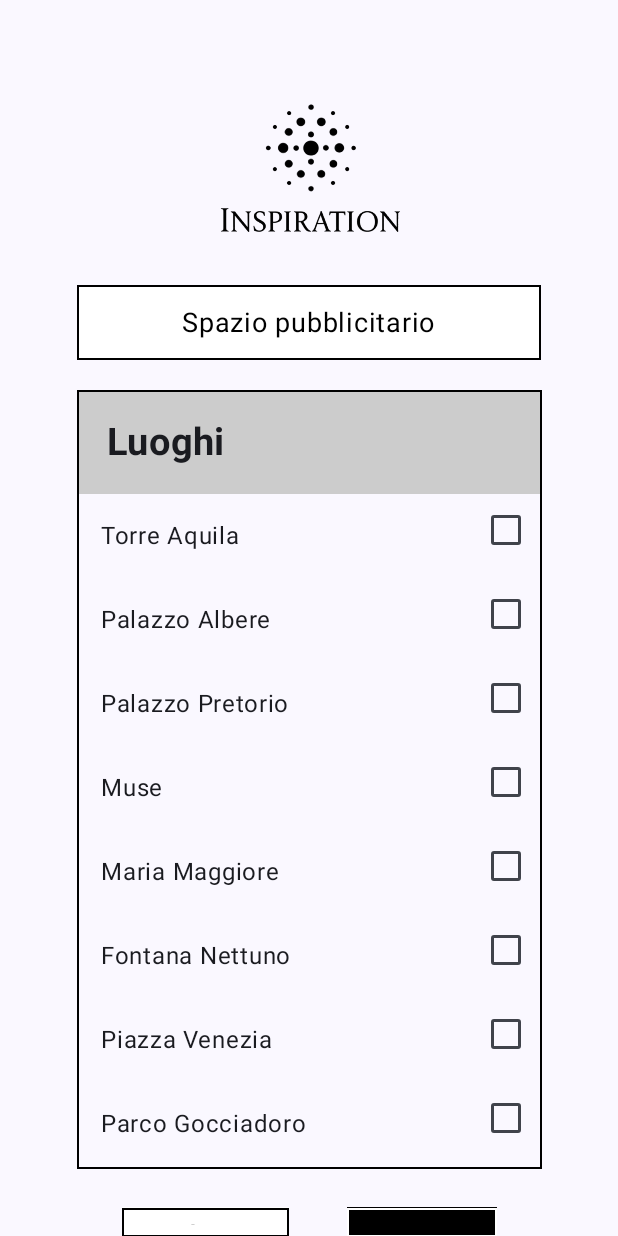
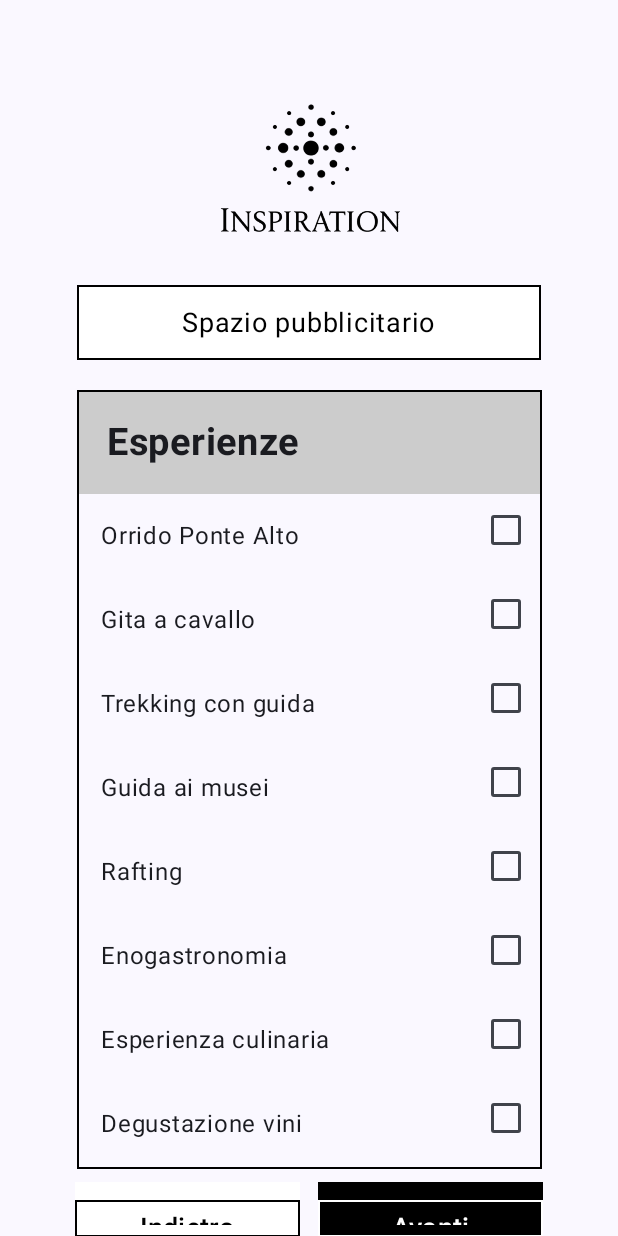
Before and after one commit to AlessioTW/Inspiration, an Android app built with Jetpack Compose: the screen it shows after launch (MainActivity), on a phone screen of 412 x 824 dp. Run offline under Robolectric (Android 15) with nearby library versions, the phone set to English and light mode, and no system bars.

```diff
--- a/app/src/main/java/com/example/inspiration/MainActivity.kt
+++ b/app/src/main/java/com/example/inspiration/MainActivity.kt
@@ -3,10 +3,12 @@ package com.example.inspiration
 import android.annotation.SuppressLint
 import android.graphics.Rect
 import android.graphics.drawable.Icon
+import android.graphics.pdf.models.ListItem
 import android.os.Bundle
 import androidx.activity.ComponentActivity
 import androidx.activity.compose.setContent
 import androidx.activity.enableEdgeToEdge
+import androidx.annotation.DrawableRes
 import androidx.compose.foundation.BorderStroke
 import androidx.compose.foundation.Image
 import androidx.compose.foundation.background
@@ -26,7 +28,9 @@ import androidx.compose.foundation.layout.width
 import androidx.compose.foundation.layout.wrapContentWidth
 import androidx.compose.foundation.lazy.LazyColumn
 import androidx.compose.foundation.lazy.items
+import androidx.compose.foundation.rememberScrollState
 import androidx.compose.foundation.shape.CircleShape
+import androidx.compose.foundation.verticalScroll
 import androidx.compose.material.icons.Icons
 import androidx.compose.material.icons.filled.ArrowDropDown
 import androidx.compose.material3.ButtonDefaults
@@ -45,9 +49,11 @@ import androidx.compose.ui.Alignment
 import androidx.compose.ui.Modifier
 import androidx.compose.ui.graphics.Color
 import androidx.compose.ui.graphics.RectangleShape
+import androidx.compose.ui.layout.ContentScale
 import androidx.compose.ui.platform.LocalContext
 import androidx.compose.ui.res.painterResource
 import androidx.compose.ui.text.font.FontWeight
+import androidx.compose.ui.text.style.TextAlign
 import androidx.compose.ui.tooling.preview.Preview
 import androidx.compose.ui.unit.dp
 import androidx.compose.ui.unit.sp
@@ -62,7 +68,9 @@ class MainActivity : ComponentActivity() {
         enableEdgeToEdge()
         setContent {
             InspirationTheme {
-                Scaffold(modifier = Modifier.fillMaxSize().background(Color.White)) {
+                Scaffold(modifier = Modifier
+                    .fillMaxSize()
+                    .background(Color.White)) {
                     Column (
                         modifier = Modifier.fillMaxSize(),
                         verticalArrangement = Arrangement.Top,
@@ -72,12 +80,27 @@ class MainActivity : ComponentActivity() {
                         DropdownMenuCittà("Seleziona città")
                         SpazioPubblicitarioBox()*/
 
-                        // 2 pagina
+                        // 2,3,4 pagina
+
 
                         Logo2()
                         SpazioPubblicitarioBox2()
-                        MainColumn("Luoghi")
-                        NavigationRow()
+                        //MainColumn("Luoghi", Datasource().loadPlaces())
+                        //MainColumn("Eventi", Datasource().loadEvents())
+                        MainColumn("Esperienze", Datasource().loadExperiences())
+                        NavigationButtonsRow()
+
+
+                        // 3 pagina
+
+                        /*
+
+                        Logo2()
+                        SpazioPubblicitarioBox2()
+                        DetailsColumn(titolo = "Orrido Ponte Alto", R.drawable.oip_if8yfsuwmzl_j4cnm63_lqhajq, "L’Orrido di Ponte Alto è una spettacolare gola scavata nei secoli dalle impetuose acque del torrente Fersina, situata a pochi chilometri dal centro di Trento. Questo canyon naturale, profondo e suggestivo, offre uno dei paesaggi più affascinanti della regione, dove natura e ingegneria storica si incontrano in un connubio unico.")
+                        NavigationButton(text = "Indietro", backgroundColor = Color.White, mainColor = Color.Black)
+
+                        */
 
                     }
                 }
@@ -196,7 +219,6 @@ fun Impostazioni() {
     }
 }*/
 
-// seconda pagina
 @Preview
 @Composable
 fun Logo2 () {
@@ -233,7 +255,31 @@ fun SpazioPubblicitarioBox2() {
 }
 
 @Composable
-fun MainColumn (text: String) {
+fun NavigationButton(text: String, backgroundColor: Color, mainColor: Color) {
+    Box(modifier = Modifier.padding(top = 20.dp)) {
+        OutlinedButton(
+            onClick = { },
+            modifier = Modifier
+                .size(width = 150.dp, height = 50.dp)
+                .background(backgroundColor),
+            shape = RectangleShape,
+            border = BorderStroke(1.dp, mainColor),
+            colors = ButtonDefaults.outlinedButtonColors(contentColor = Color.Black)
+        ) {
+            Text(
+                text = text,
+                fontSize = 18.sp,
+                color = mainColor,
+            )
+        }
+    }
+
+}
+// seconda pagina
+
+
+@Composable
+fun MainColumn (text: String, listItem: List<Item>) {
     Column (
         modifier = Modifier
             .border(
@@ -256,7 +302,7 @@ fun MainColumn (text: String) {
             modifier = Modifier.height(450.dp),
         ) {
             PlaceList(
-                placeList = Datasource().loadPlaces()
+                placeList = listItem
             )
         }
     }
@@ -276,7 +322,7 @@ fun PlaceList (placeList: List<Item>) {
 @Composable
 fun PlaceElem(place: Item) {
 
-    var checked by rememberSaveable { mutableStateOf(false) } // TODO SISTEMARE
+    var checked by rememberSaveable { mutableStateOf(false) }
 
     Row{
         Text (
@@ -292,34 +338,78 @@ fun PlaceElem(place: Item) {
 }
 
 @Composable
-fun NavigationRow() {
-    Row (
+fun NavigationButtonsRow() {
+    Row(
         modifier = Modifier
-            .padding(top = 25.dp)
-            .width(250.dp),
+            .fillMaxWidth()
+            .padding(horizontal = 50.dp),
         horizontalArrangement = Arrangement.SpaceBetween
     ) {
-        NavigationButton(text = "Indietro", backgroundColor = Color.White, mainColor = Color.Black)
-        NavigationButton(text = "Avanti", backgroundColor = Color.Black, mainColor = Color.White)
+        NavigationButton(
+            text = "Indietro",
+            backgroundColor = Color.White,
+            mainColor = Color.Black
+        )
+        NavigationButton(
+            text = "Avanti",
+            backgroundColor = Color.Black,
+            mainColor = Color.White
+        )
     }
 }
 
+
+
+
+// pagina dettagli
+
 @Composable
-fun NavigationButton(text: String, backgroundColor: Color, mainColor: Color) {
-    OutlinedButton (
-        onClick = { },
+fun DetailsColumn (titolo: String, @DrawableRes imageId:Int, imageDescription: String) {
+    Column(
         modifier = Modifier
-            .background(backgroundColor)
-            .height(40.dp)
-        ,
-        shape = RectangleShape,
-        border = BorderStroke(1.dp, mainColor),
-        colors = ButtonDefaults.outlinedButtonColors(contentColor = Color.Black)
+            .border(
+                width = 1.dp,
+                color = Color.Black,
+                shape = RectangleShape
+            )
+            .width(310.dp)
+            .height(570.dp),
     ) {
         Text(
-            text,
-            fontSize = 18.sp,
-            color = mainColor
+            text = titolo,
+            modifier = Modifier
+                .background(color = Color.LightGray)
+                .padding(20.dp)
+                .fillMaxWidth(),
+            fontWeight = FontWeight.Bold,
+            fontSize = 25.sp,
         )
+        Surface (
+            modifier = Modifier.height(470.dp),
+        ){
+            Column {
+                Box (modifier = Modifier
+                    .height(250.dp)
+                    .width(400.dp),
+                    contentAlignment = Alignment.Center
+                ) {
+                    Image (
+                        painter = painterResource(imageId),
+                        contentDescription = imageDescription,
+                        modifier = Modifier.padding(vertical = 15.dp),
+                        contentScale = ContentScale.Fit
+                    )
+                }
+                Column (
+                    modifier = Modifier
+                        .verticalScroll(rememberScrollState())
+                ) {
+                    Text(
+                        text = imageDescription,
+                        modifier = Modifier.padding(start = 15.dp, end = 15.dp)
+                    )
+                }
+            }
+        }
     }
 }
--- a/app/src/main/java/com/example/inspiration/data/DataSource.kt
+++ b/app/src/main/java/com/example/inspiration/data/DataSource.kt
@@ -18,4 +18,37 @@ class Datasource() {
             Item(R.string.place10),
             Item(R.string.place11))
     }
+
+    fun loadEvents(): List<Item> {
+        return listOf<Item>(
+            Item(R.string.events1),
+            Item(R.string.events2),
+            Item(R.string.events3),
+            Item(R.string.events4),
+            Item(R.string.events5),
+            Item(R.string.events6),
+            Item(R.string.events7),
+            Item(R.string.events8),
+            Item(R.string.events9),
+            Item(R.string.events10),
+            Item(R.string.events11))
+    }
+
+
+    fun loadExperiences(): List<Item> {
+        return listOf<Item>(
+            Item(R.string.experience1),
+            Item(R.string.experience2),
+            Item(R.string.experience3),
+            Item(R.string.experience4),
+            Item(R.string.experience5),
+            Item(R.string.experience6),
+            Item(R.string.experience7),
+            Item(R.string.experience8),
+            Item(R.string.experience9),
+            Item(R.string.experience10),
+            Item(R.string.experience11))
+    }
+
+
 }
--- a/app/src/main/res/values/strings.xml
+++ b/app/src/main/res/values/strings.xml
@@ -13,4 +13,28 @@
     <string name="place10">Buonconsiglio</string>
     <string name="place11">Piazza Duomo</string>
 
+    <string name="events1">Concerto jazz</string>
+    <string name="events2">All you can eat sushi</string>
+    <string name="events3">Serata alle Albere</string>
+    <string name="events4">Serata Erasmus</string>
+    <string name="events5">Aperitivo Duomo</string>
+    <string name="events6">Visita Muse</string>
+    <string name="events7">Città sotterranea</string>
+    <string name="events8">Tutto a un euro</string>
+    <string name="events9">Cinema multisala</string>
+    <string name="events10">Apericena</string>
+    <string name="events11">Colazione gourmet</string>
+
+    <string name="experience1">Orrido Ponte Alto</string>
+    <string name="experience2">Gita a cavallo</string>
+    <string name="experience3">Trekking con guida</string>
+    <string name="experience4">Guida ai musei</string>
+    <string name="experience5">Rafting</string>
+    <string name="experience6">Enogastronomia</string>
+    <string name="experience7">Esperienza culinaria</string>
+    <string name="experience8">Degustazione vini</string>
+    <string name="experience9">Degustazione grappe</string>
+    <string name="experience10">Corso di cucina</string>
+    <string name="experience11">Bike tour</string>
+
 </resources>
```
Also changed, not shown: app/src/main/res/drawable-nodpi/oip_if8yfsuwmzl_j4cnm63_lqhajq.webp (added).
